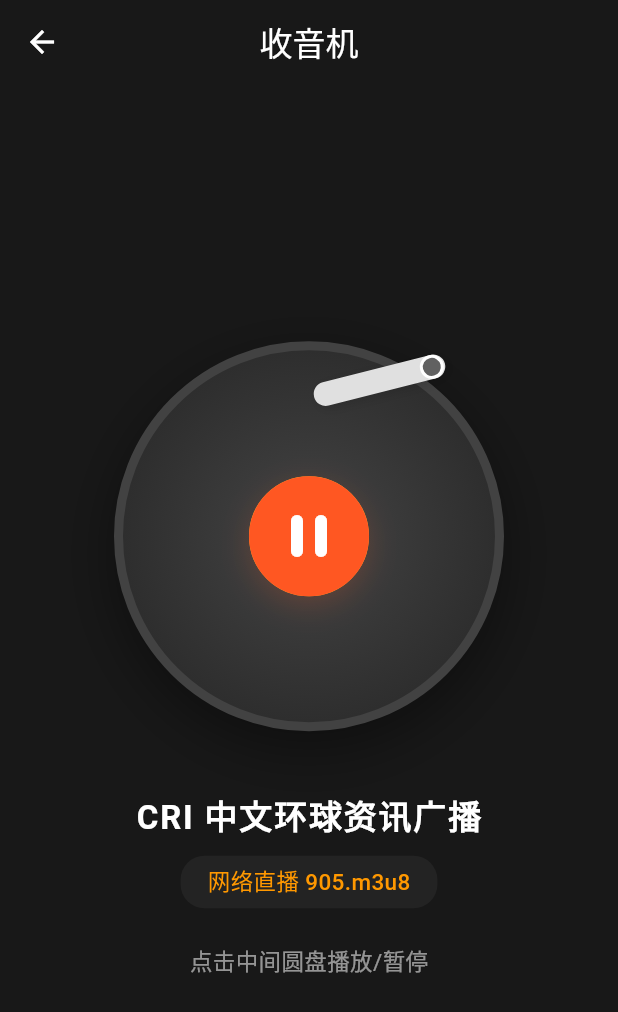
After one commit to CupOfBread/WayGo, a Flutter app: the RadioPage screen opened by its route, after a tap on the "play arrow" icon, on a phone screen of 412 x 824 dp. The commit adds this screen. Shown: the top 1012 px of the screen. Run offline on Flutter 3.47's test engine with Material 3 defaults, Android fonts, the phone set to English and light mode, and no system bars; our stand-ins replace audioplayers, carousel_slider, dio, flutter_smart_dialog, get, logger and 1 more; missing offline and left inert: flutter_baidu_mapapi_base, flutter_baidu_mapapi_map, flutter_bmflocation.

Commit message:
feat: 调整

```diff
--- a/lib/pages/home/home_view.dart
+++ b/lib/pages/home/home_view.dart
@@ -133,6 +133,16 @@ class HomePage extends StatelessWidget {
                             Get.toNamed('/login');
                           },
                         ),
+                        _buildHomeCard(
+                          icon: Icons.radio,
+                          text: '收音机',
+                          color1: Color(0xFFffb347),
+                          color2: Color(0xFFffcc33),
+                          boxShadowColor: Colors.orangeAccent,
+                          onTap: () {
+                            Get.toNamed('/radio');
+                          },
+                        ),
                       ],
                     ),
                   ],
--- /dev/null
+++ b/lib/pages/radio/radio_logic.dart
@@ -0,0 +1,32 @@
+import 'package:get/get.dart';
+import 'package:audioplayers/audioplayers.dart';
+import 'radio_state.dart';
+
+class RadioLogic extends GetxController {
+  final RadioState state = RadioState();
+  final String streamUrl = 'https://sk.cri.cn/905.m3u8';
+  final String radioName = 'CRI 中文环球资讯广播';
+  final AudioPlayer _audioPlayer = AudioPlayer();
+
+  @override
+  void onClose() {
+    _audioPlayer.dispose();
+    super.onClose();
+  }
+
+  Future<void> togglePlay() async {
+    state.isLoading = true;
+    update();
+    if (state.isPlaying) {
+      await _audioPlayer.pause();
+      state.isPlaying = false;
+      state.isLoading = false;
+      update();
+    } else {
+      await _audioPlayer.play(UrlSource(streamUrl));
+      state.isPlaying = true;
+      state.isLoading = false;
+      update();
+    }
+  }
+}
--- /dev/null
+++ b/lib/pages/radio/radio_state.dart
@@ -0,0 +1,9 @@
+class RadioState {
+  bool isPlaying;
+  bool isLoading;
+
+  RadioState({
+    this.isPlaying = false,
+    this.isLoading = false,
+  });
+}
--- /dev/null
+++ b/lib/pages/radio/radio_view.dart
@@ -0,0 +1,163 @@
+import 'package:flutter/material.dart';
+import 'package:get/get.dart';
+import 'radio_logic.dart';
+
+class RadioPage extends StatelessWidget {
+  const RadioPage({Key? key}) : super(key: key);
+
+  @override
+  Widget build(BuildContext context) {
+    return GetBuilder<RadioLogic>(
+      init: RadioLogic(),
+      builder: (logic) {
+        final state = logic.state;
+        return Scaffold(
+          backgroundColor: const Color(0xFF181818),
+          appBar: AppBar(
+            title: const Text('收音机'),
+            centerTitle: true,
+            backgroundColor: Colors.transparent,
+            elevation: 0,
+            foregroundColor: Colors.white,
+          ),
+          body: Center(
+            child: Column(
+              mainAxisAlignment: MainAxisAlignment.center,
+              children: [
+                // 唱片+唱针
+                Stack(
+                  alignment: Alignment.center,
+                  children: [
+                    // 黑胶唱片
+                    Container(
+                      width: 260,
+                      height: 260,
+                      decoration: BoxDecoration(
+                        shape: BoxShape.circle,
+                        gradient: const RadialGradient(
+                          colors: [Color(0xFF444444), Color(0xFF181818)],
+                          radius: 0.95,
+                        ),
+                        boxShadow: [
+                          BoxShadow(
+                            color: Colors.black.withOpacity(0.4),
+                            blurRadius: 32,
+                            offset: Offset(0, 12),
+                          ),
+                        ],
+                        border: Border.all(color: Colors.grey.shade800, width: 6),
+                      ),
+                    ),
+                    // 唱片中心圆
+                    Container(
+                      width: 80,
+                      height: 80,
+                      decoration: BoxDecoration(
+                        shape: BoxShape.circle,
+                        color: Colors.orange.shade200,
+                        border: Border.all(color: Colors.orange.shade400, width: 4),
+                      ),
+                    ),
+                    // 唱针装饰
+                    Positioned(
+                      top: 18,
+                      right: 38,
+                      child: Transform.rotate(
+                        angle: state.isPlaying ? -0.25 : -0.5,
+                        child: Container(
+                          width: 90,
+                          height: 16,
+                          decoration: BoxDecoration(
+                            color: Colors.grey.shade300,
+                            borderRadius: BorderRadius.circular(8),
+                            boxShadow: [
+                              BoxShadow(
+                                color: Colors.black12,
+                                blurRadius: 6,
+                                offset: Offset(2, 2),
+                              ),
+                            ],
+                          ),
+                          child: Align(
+                            alignment: Alignment.centerRight,
+                            child: Container(
+                              width: 18,
+                              height: 18,
+                              decoration: BoxDecoration(
+                                color: Colors.grey.shade700,
+                                shape: BoxShape.circle,
+                                border: Border.all(color: Colors.white, width: 2),
+                              ),
+                            ),
+                          ),
+                        ),
+                      ),
+                    ),
+                    // 播放/暂停按钮
+                    Positioned(
+                      child: GestureDetector(
+                        onTap: logic.togglePlay,
+                        child: AnimatedContainer(
+                          duration: const Duration(milliseconds: 200),
+                          width: 80,
+                          height: 80,
+                          decoration: BoxDecoration(
+                            shape: BoxShape.circle,
+                            color: state.isPlaying ? Colors.deepOrange : Colors.orange.shade400,
+                            boxShadow: [
+                              BoxShadow(
+                                color: Colors.deepOrange.withOpacity(0.18),
+                                blurRadius: 16,
+                                offset: Offset(0, 6),
+                              ),
+                            ],
+                          ),
+                          child: state.isLoading
+                              ? const Center(child: CircularProgressIndicator(color: Colors.white))
+                              : Icon(
+                                  state.isPlaying ? Icons.pause_rounded : Icons.play_arrow_rounded,
+                                  color: Colors.white,
+                                  size: 48,
+                                ),
+                        ),
+                      ),
+                    ),
+                  ],
+                ),
+                const SizedBox(height: 40),
+                // 电台名
+                const Text(
+                  'CRI 中文环球资讯广播',
+                  style: TextStyle(
+                    fontSize: 22,
+                    fontWeight: FontWeight.bold,
+                    color: Colors.white,
+                    letterSpacing: 1.2,
+                  ),
+                ),
+                const SizedBox(height: 10),
+                // 频率信息
+                Container(
+                  padding: const EdgeInsets.symmetric(horizontal: 18, vertical: 6),
+                  decoration: BoxDecoration(
+                    color: Color(0xFF232323),
+                    borderRadius: BorderRadius.circular(16),
+                  ),
+                  child: const Text(
+                    '网络直播 905.m3u8',
+                    style: TextStyle(fontSize: 15, color: Colors.orange, fontWeight: FontWeight.w500),
+                  ),
+                ),
+                const SizedBox(height: 24),
+                const Text(
+                  '点击中间圆盘播放/暂停',
+                  style: TextStyle(fontSize: 15, color: Colors.white54),
+                ),
+              ],
+            ),
+          ),
+        );
+      },
+    );
+  }
+}
--- a/lib/route/app_route.dart
+++ b/lib/route/app_route.dart
@@ -3,6 +3,7 @@ import 'package:get/get.dart';
 import 'package:waygo/pages/login/login_view.dart';
 import 'package:waygo/pages/my/my_index/my_index_view.dart';
 import 'package:waygo/pages/my/about/about_page.dart';
+import 'package:waygo/pages/radio/radio_view.dart';
 
 import '../pages/home/home_view.dart';
 import '../pages/root/root_binding.dart';
@@ -16,6 +17,7 @@ class AppRoute {
   static const String my = '/my';
   static const String about = '/about';
   static const String spotDetail = '/spotDetail';
+  static const String radio = '/radio';
 
   static final routes = [
     GetPage(name: root, page: () => RootPage(), binding: RootBinding()),
@@ -24,5 +26,6 @@ class AppRoute {
     GetPage(name: my, page: () => MyIndexPage()),
     GetPage(name: about, page: () => AboutPage()),
     GetPage(name: spotDetail, page: () => const SpotDetailPage()),
+    GetPage(name: radio, page: () => const RadioPage()),
   ];
 }
--- a/pubspec.yaml
+++ b/pubspec.yaml
@@ -24,6 +24,7 @@ dependencies:
   dio: ^5.8.0+1
   flutter_smart_dialog: ^4.9.8+8
   carousel_slider: ^5.1.1
+  audioplayers: ^6.5.0
 
 dev_dependencies:
   flutter_test:
```
Also changed, not shown: pubspec.lock.
